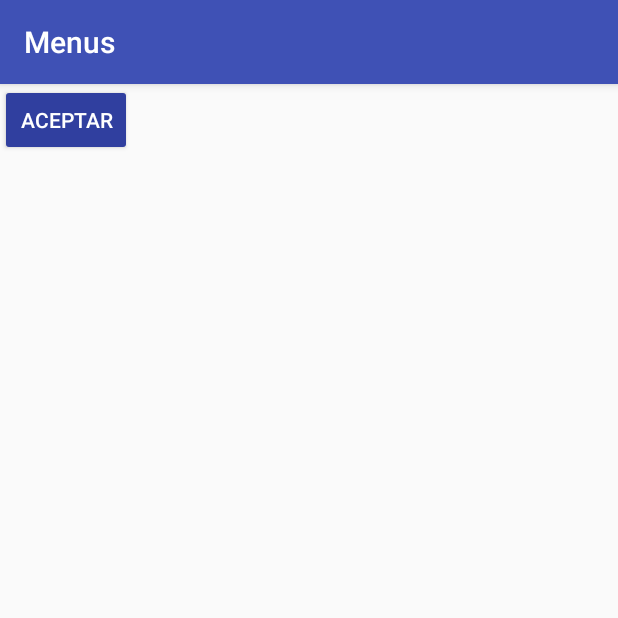
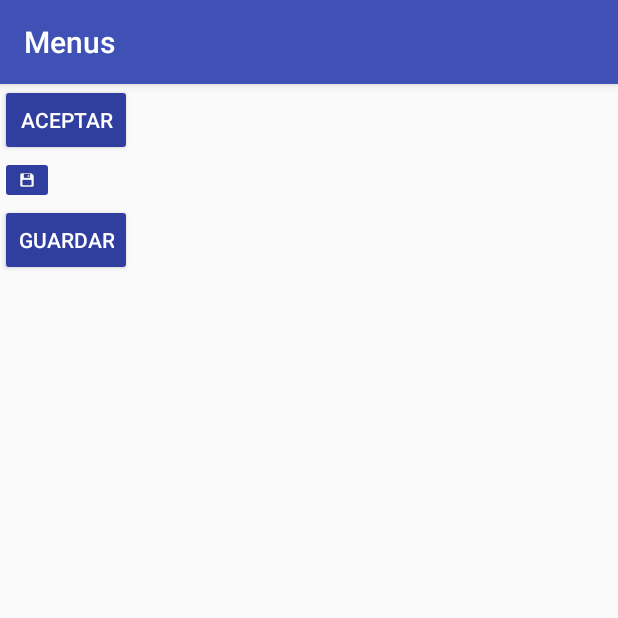
Before and after one commit to estebanjojoa96/Menus, an Android app: the screen it shows after launch (MainActivity), on a phone screen of 412 x 824 dp, the top half of it. Run offline under Robolectric (Android 15) with nearby library versions, the phone set to English and light mode, and no system bars.

Commit message:
mi primer commit

```diff
--- a/app/build.gradle
+++ b/app/build.gradle
@@ -25,4 +25,5 @@ dependencies {
     testImplementation 'junit:junit:4.12'
     androidTestImplementation 'com.android.support.test:runner:1.0.1'
     androidTestImplementation 'com.android.support.test.espresso:espresso-core:3.0.1'
+    compile 'com.android.support:design:27.1.0'
 }
--- a/app/src/main/res/layout/activity_main.xml
+++ b/app/src/main/res/layout/activity_main.xml
@@ -13,5 +13,18 @@
        android:text="Aceptar"
        android:theme="@style/RaisedButtonDark"/>
 
+    <ImageButton
+        android:layout_width="wrap_content"
+        android:layout_height="wrap_content"
+        android:src="@drawable/icons8_guardar_24"
+        android:theme="@style/RaisedButtonDark"
+        />
+
+    <Button
+        android:layout_width="wrap_content"
+        android:layout_height="wrap_content"
+        android:text="Guardar"
+        android:theme="@style/RaisedButtonDark"
+        android:src="@drawable/icons8_guardar_24"/>
 
 </LinearLayout>
```
Also changed, not shown: app/src/main/res/drawable-hdpi/icons8_guardar_24.png (added), app/src/main/res/drawable-mdpi/icons8_guardar_24.png (added), app/src/main/res/drawable-xhdpi/icons8_guardar_24.png (added), app/src/main/res/drawable-xxhdpi/icons8_guardar_24.png (added), app/src/main/res/drawable-xxxhdpi/icons8_guardar_24.png (added).
